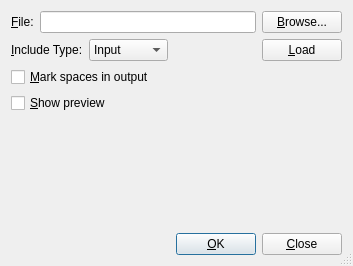
cburschka/lyx, file src/frontends/qt4/ui/QIncludeUi.ui: the form before one commit.
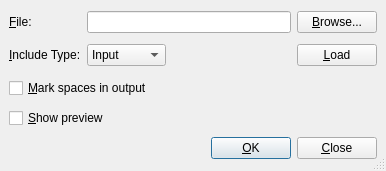
The form after the commit.

Diff of the .ui file:
```diff
--- a/src/frontends/qt4/ui/QIncludeUi.ui
+++ b/src/frontends/qt4/ui/QIncludeUi.ui
@@ -8,8 +8,8 @@
    <rect>
     <x>0</x>
     <y>0</y>
-    <width>353</width>
-    <height>266</height>
+    <width>386</width>
+    <height>171</height>
    </rect>
   </property>
   <property name="windowTitle" >
@@ -18,72 +18,99 @@
   <property name="sizeGripEnabled" >
    <bool>true</bool>
   </property>
-  <layout class="QVBoxLayout" >
+  <layout class="QGridLayout" >
    <property name="margin" >
-    <number>11</number>
+    <number>9</number>
    </property>
    <property name="spacing" >
     <number>6</number>
    </property>
-   <item>
-    <layout class="QHBoxLayout" >
-     <property name="margin" >
-      <number>0</number>
+   <item row="3" column="0" colspan="2" >
+    <widget class="QCheckBox" name="previewCB" >
+     <property name="sizePolicy" >
+      <sizepolicy>
+       <hsizetype>3</hsizetype>
+       <vsizetype>0</vsizetype>
+       <horstretch>0</horstretch>
+       <verstretch>0</verstretch>
+      </sizepolicy>
      </property>
-     <property name="spacing" >
-      <number>6</number>
-     </property>
-     <item>
-      <widget class="QLabel" name="filenameLA" >
        <property name="toolTip" >
         <string/>
        </property>
        <property name="text" >
-        <string>&amp;File:</string>
-       </property>
-       <property name="buddy" >
-        <cstring>filenameED</cstring>
-       </property>
-      </widget>
-     </item>
-     <item>
+      <string>&amp;Show preview</string>
+     </property>
+    </widget>
+   </item>
+   <item row="2" column="0" colspan="2" >
+    <widget class="QCheckBox" name="visiblespaceCB" >
+     <property name="sizePolicy" >
+      <sizepolicy>
+       <hsizetype>3</hsizetype>
+       <vsizetype>0</vsizetype>
+       <horstretch>0</horstretch>
+       <verstretch>0</verstretch>
+      </sizepolicy>
+     </property>
+     <property name="toolTip" >
+      <string>Underline spaces in generated output</string>
+     </property>
+     <property name="text" >
+      <string>&amp;Mark spaces in output</string>
+     </property>
+    </widget>
+   </item>
+   <item rowspan="2" row="2" column="2" colspan="3" >
+    <spacer>
+     <property name="orientation" >
+      <enum>Qt::Horizontal</enum>
+     </property>
+     <property name="sizeType" >
+      <enum>QSizePolicy::Expanding</enum>
+     </property>
+     <property name="sizeHint" >
+      <size>
+       <width>130</width>
+       <height>50</height>
+      </size>
+     </property>
+    </spacer>
+   </item>
+   <item row="0" column="1" colspan="3" >
       <widget class="QLineEdit" name="filenameED" >
        <property name="toolTip" >
         <string>File name to include</string>
        </property>
       </widget>
      </item>
-     <item>
-      <widget class="QPushButton" name="browsePB" >
+   <item row="1" column="4" >
+    <widget class="QPushButton" name="loadPB" >
        <property name="toolTip" >
         <string>Select a file</string>
        </property>
        <property name="text" >
-        <string>&amp;Browse...</string>
+      <string>&amp;Load</string>
        </property>
       </widget>
      </item>
-    </layout>
-   </item>
-   <item>
-    <layout class="QHBoxLayout" >
-     <property name="margin" >
-      <number>0</number>
+   <item row="1" column="3" >
+    <spacer>
+     <property name="orientation" >
+      <enum>Qt::Horizontal</enum>
      </property>
-     <property name="spacing" >
-      <number>6</number>
+     <property name="sizeType" >
+      <enum>QSizePolicy::Expanding</enum>
      </property>
-     <item>
-      <widget class="QLabel" name="TextLabel1" >
-       <property name="text" >
-        <string>&amp;Include Type:</string>
-       </property>
-       <property name="buddy" >
-        <cstring>typeCO</cstring>
-       </property>
-      </widget>
-     </item>
-     <item>
+     <property name="sizeHint" >
+      <size>
+       <width>28</width>
+       <height>28</height>
+      </size>
+     </property>
+    </spacer>
+   </item>
+   <item row="1" column="1" colspan="2" >
       <widget class="QComboBox" name="typeCO" >
        <item>
         <property name="text" >
@@ -102,123 +129,40 @@
        </item>
       </widget>
      </item>
-     <item>
-      <spacer>
-       <property name="orientation" >
-        <enum>Qt::Horizontal</enum>
-       </property>
-       <property name="sizeType" >
-        <enum>QSizePolicy::Expanding</enum>
-       </property>
-       <property name="sizeHint" >
-        <size>
-         <width>20</width>
-         <height>20</height>
-        </size>
-       </property>
-      </spacer>
-     </item>
-     <item>
-      <widget class="QPushButton" name="loadPB" >
-       <property name="toolTip" >
-        <string>Load the file</string>
-       </property>
+   <item row="1" column="0" >
+    <widget class="QLabel" name="TextLabel1" >
        <property name="text" >
-        <string>&amp;Load</string>
-       </property>
-      </widget>
-     </item>
-    </layout>
-   </item>
-   <item>
-    <layout class="QHBoxLayout" >
-     <property name="margin" >
-      <number>0</number>
-     </property>
-     <property name="spacing" >
-      <number>6</number>
-     </property>
-     <item>
-      <layout class="QVBoxLayout" >
-       <property name="margin" >
-        <number>0</number>
-       </property>
-       <property name="spacing" >
-        <number>6</number>
-       </property>
-       <item>
-        <widget class="QCheckBox" name="visiblespaceCB" >
-         <property name="sizePolicy" >
-          <sizepolicy>
-           <hsizetype>3</hsizetype>
-           <vsizetype>0</vsizetype>
-           <horstretch>0</horstretch>
-           <verstretch>0</verstretch>
-          </sizepolicy>
-         </property>
+      <string>&amp;Include Type:</string>
+     </property>
+     <property name="buddy" >
+      <cstring>typeCO</cstring>
+     </property>
+    </widget>
+   </item>
+   <item row="0" column="4" >
+    <widget class="QPushButton" name="browsePB" >
          <property name="toolTip" >
           <string>Underline spaces in generated output</string>
          </property>
          <property name="text" >
-          <string>&amp;Mark spaces in output</string>
+      <string>&amp;Browse...</string>
          </property>
         </widget>
        </item>
-       <item>
-        <widget class="QCheckBox" name="previewCB" >
-         <property name="sizePolicy" >
-          <sizepolicy>
-           <hsizetype>3</hsizetype>
-           <vsizetype>0</vsizetype>
-           <horstretch>0</horstretch>
-           <verstretch>0</verstretch>
-          </sizepolicy>
-         </property>
+   <item row="0" column="0" >
+    <widget class="QLabel" name="filenameLA" >
          <property name="toolTip" >
           <string>Show LaTeX preview</string>
          </property>
          <property name="text" >
-          <string>&amp;Show preview</string>
-         </property>
-        </widget>
-       </item>
-      </layout>
-     </item>
-     <item>
-      <spacer>
-       <property name="orientation" >
-        <enum>Qt::Horizontal</enum>
-       </property>
-       <property name="sizeType" >
-        <enum>QSizePolicy::Expanding</enum>
-       </property>
-       <property name="sizeHint" >
-        <size>
-         <width>20</width>
-         <height>20</height>
-        </size>
-       </property>
-      </spacer>
-     </item>
-    </layout>
-   </item>
-   <item>
-    <spacer>
-     <property name="orientation" >
-      <enum>Qt::Vertical</enum>
-     </property>
-     <property name="sizeType" >
-      <enum>QSizePolicy::Expanding</enum>
-     </property>
-     <property name="sizeHint" >
-      <size>
-       <width>20</width>
-       <height>20</height>
-      </size>
-     </property>
-    </spacer>
-   </item>
-   <item>
+      <string>&amp;File:</string>
+     </property>
+     <property name="buddy" >
+      <cstring>filenameED</cstring>
+     </property>
+    </widget>
+   </item>
+   <item row="4" column="0" colspan="5" >
     <layout class="QHBoxLayout" >
      <property name="margin" >
       <number>0</number>
```
Left out of the diff: 8 changed lines with no effect on the pictures. Lines whose indentation alone changed are shown as unchanged.
